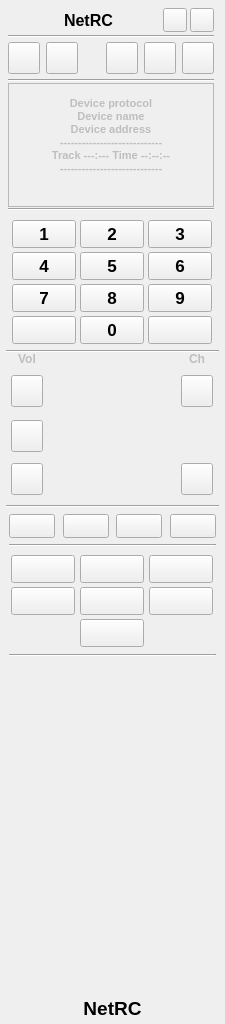
Qt form src/ui/remotecontrol.ui (AceOfSnakes/NetRC) before a commit.
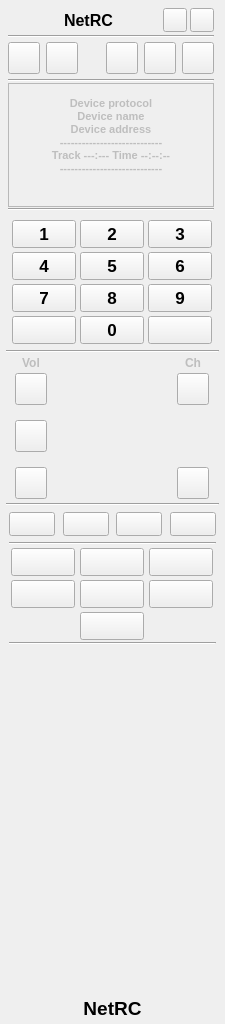
The same form after that commit. Icons and pictures are not drawn.

Diff of the .ui file:
```diff
--- a/src/ui/remotecontrol.ui
+++ b/src/ui/remotecontrol.ui
@@ -1323,7 +1323,7 @@
           <bool>true</bool>
          </property>
          <property name="sizePolicy">
-          <sizepolicy hsizetype="Expanding" vsizetype="Preferred">
+          <sizepolicy hsizetype="Expanding" vsizetype="Fixed">
            <horstretch>0</horstretch>
            <verstretch>0</verstretch>
           </sizepolicy>
@@ -1331,10 +1331,16 @@
          <property name="minimumSize">
           <size>
            <width>0</width>
-           <height>0</height>
+           <height>150</height>
           </size>
          </property>
-         <layout class="QGridLayout" name="gridLayout_2">
+         <property name="maximumSize">
+          <size>
+           <width>16777215</width>
+           <height>150</height>
+          </size>
+         </property>
+         <layout class="QGridLayout" name="gridLayout_2" rowstretch="0,0,0" rowminimumheight="0,0,0">
           <property name="leftMargin">
            <number>0</number>
           </property>
@@ -1356,8 +1362,207 @@
              <enum>QLayout::SizeConstraint::SetMinAndMaxSize</enum>
             </property>
             <property name="spacing">
-             <number>4</number>
+             <number>0</number>
             </property>
+            <item row="2" column="1">
+             <spacer name="verticalSpacer">
+              <property name="orientation">
+               <enum>Qt::Orientation::Vertical</enum>
+              </property>
+              <property name="sizeHint" stdset="0">
+               <size>
+                <width>20</width>
+                <height>40</height>
+               </size>
+              </property>
+             </spacer>
+            </item>
+            <item row="0" column="1">
+             <widget class="QLabel" name="rc_lbl_volume">
+              <property name="enabled">
+               <bool>false</bool>
+              </property>
+              <property name="maximumSize">
+               <size>
+                <width>32</width>
+                <height>12</height>
+               </size>
+              </property>
+              <property name="font">
+               <font>
+                <bold>true</bold>
+               </font>
+              </property>
+              <property name="text">
+               <string>Vol</string>
+              </property>
+              <property name="alignment">
+               <set>Qt::AlignmentFlag::AlignCenter</set>
+              </property>
+             </widget>
+            </item>
+            <item row="1" column="2" rowspan="5" colspan="4">
+             <widget class="QWidget" name="widget" native="true">
+              <property name="sizePolicy">
+               <sizepolicy hsizetype="Fixed" vsizetype="Fixed">
+                <horstretch>0</horstretch>
+                <verstretch>0</verstretch>
+               </sizepolicy>
+              </property>
+              <property name="minimumSize">
+               <size>
+                <width>130</width>
+                <height>130</height>
+               </size>
+              </property>
+              <property name="maximumSize">
+               <size>
+                <width>130</width>
+                <height>130</height>
+               </size>
+              </property>
+              <layout class="QGridLayout" name="gridLayout_5">
+               <property name="leftMargin">
+                <number>0</number>
+               </property>
+               <property name="topMargin">
+                <number>0</number>
+               </property>
+               <property name="rightMargin">
+                <number>0</number>
+               </property>
+               <property name="bottomMargin">
+                <number>0</number>
+               </property>
+               <property name="spacing">
+                <number>0</number>
+               </property>
+               <item row="0" column="0">
+                <layout class="QGridLayout" name="gridLayout_4">
+                 <property name="spacing">
+                  <number>0</number>
+                 </property>
+                </layout>
+               </item>
+              </layout>
+             </widget>
+            </item>
+            <item row="0" column="6">
+             <widget class="QLabel" name="rc_lbl_channel">
+              <property name="enabled">
+               <bool>false</bool>
+              </property>
+              <property name="minimumSize">
+               <size>
+                <width>32</width>
+                <height>0</height>
+               </size>
+              </property>
+              <property name="maximumSize">
+               <size>
+                <width>32</width>
+                <height>12</height>
+               </size>
+              </property>
+              <property name="font">
+               <font>
+                <bold>true</bold>
+                <kerning>true</kerning>
+               </font>
+              </property>
+              <property name="text">
+               <string>Ch</string>
+              </property>
+              <property name="alignment">
+               <set>Qt::AlignmentFlag::AlignCenter</set>
+              </property>
+             </widget>
+            </item>
+            <item row="5" column="6">
+             <widget class="QPushButton" name="rc_btn_chDown">
+              <property name="minimumSize">
+               <size>
+                <width>32</width>
+                <height>32</height>
+               </size>
+              </property>
+              <property name="maximumSize">
+               <size>
+                <width>32</width>
+                <height>32</height>
+               </size>
+              </property>
+              <property name="font">
+               <font>
+                <pointsize>12</pointsize>
+                <bold>true</bold>
+               </font>
+              </property>
+              <property name="toolTip">
+               <string>Channel Down</string>
+              </property>
+              <property name="accessibleDescription">
+               <string>eevfvrfevg</string>
+              </property>
+              <property name="text">
+               <string/>
+              </property>
+              <property name="icon">
+               <iconset resource="../resource.qrc">
+                <normaloff>:/images/nav/circle/down.png</normaloff>:/images/nav/circle/down.png</iconset>
+              </property>
+              <property name="iconSize">
+               <size>
+                <width>20</width>
+                <height>20</height>
+               </size>
+              </property>
+             </widget>
+            </item>
+            <item row="5" column="1">
+             <widget class="QPushButton" name="rc_btn_volDown">
+              <property name="sizePolicy">
+               <sizepolicy hsizetype="Maximum" vsizetype="Fixed">
+                <horstretch>0</horstretch>
+                <verstretch>0</verstretch>
+               </sizepolicy>
+              </property>
+              <property name="minimumSize">
+               <size>
+                <width>32</width>
+                <height>32</height>
+               </size>
+              </property>
+              <property name="maximumSize">
+               <size>
+                <width>32</width>
+                <height>32</height>
+               </size>
+              </property>
+              <property name="font">
+               <font>
+                <pointsize>12</pointsize>
+                <bold>true</bold>
+               </font>
+              </property>
+              <property name="toolTip">
+               <string>Volume Down</string>
+              </property>
+              <property name="text">
+               <string/>
+              </property>
+              <property name="icon">
+               <iconset resource="../resource.qrc">
+                <normaloff>:/images/nav/circle/down.png</normaloff>:/images/nav/circle/down.png</iconset>
+              </property>
+              <property name="iconSize">
+               <size>
+                <width>20</width>
+                <height>20</height>
+               </size>
+              </property>
+             </widget>
+            </item>
             <item row="1" column="1">
              <widget class="QPushButton" name="rc_btn_volUp">
               <property name="minimumSize">
@@ -1396,20 +1601,20 @@
               </property>
              </widget>
             </item>
-            <item row="4" column="3">
-             <spacer name="verticalSpacer_18">
+            <item row="3" column="0">
+             <spacer name="horizontalSpacer_4">
               <property name="orientation">
-               <enum>Qt::Orientation::Vertical</enum>
+               <enum>Qt::Orientation::Horizontal</enum>
               </property>
               <property name="sizeHint" stdset="0">
                <size>
-                <width>20</width>
-                <height>10</height>
+                <width>40</width>
+                <height>20</height>
                </size>
               </property>
              </spacer>
             </item>
-            <item row="2" column="1">
+            <item row="3" column="1">
              <widget class="QPushButton" name="rc_btn_mute">
               <property name="minimumSize">
                <size>
@@ -1441,7 +1646,33 @@
               </property>
              </widget>
             </item>
-            <item row="2" column="5">
+            <item row="3" column="2">
+             <spacer name="horizontalSpacer_14">
+              <property name="orientation">
+               <enum>Qt::Orientation::Horizontal</enum>
+              </property>
+              <property name="sizeHint" stdset="0">
+               <size>
+                <width>40</width>
+                <height>20</height>
+               </size>
+              </property>
+             </spacer>
+            </item>
+            <item row="6" column="3">
+             <spacer name="verticalSpacer_18">
+              <property name="orientation">
+               <enum>Qt::Orientation::Vertical</enum>
+              </property>
+              <property name="sizeHint" stdset="0">
+               <size>
+                <width>20</width>
+                <height>10</height>
+               </size>
+              </property>
+             </spacer>
+            </item>
+            <item row="3" column="5">
              <spacer name="horizontalSpacer_17">
               <property name="orientation">
                <enum>Qt::Orientation::Horizontal</enum>
@@ -1454,75 +1685,7 @@
               </property>
              </spacer>
             </item>
-            <item row="3" column="1">
-             <widget class="QPushButton" name="rc_btn_volDown">
-              <property name="sizePolicy">
-               <sizepolicy hsizetype="Maximum" vsizetype="Fixed">
-                <horstretch>0</horstretch>
-                <verstretch>0</verstretch>
-               </sizepolicy>
-              </property>
-              <property name="minimumSize">
-               <size>
-                <width>32</width>
-                <height>32</height>
-               </size>
-              </property>
-              <property name="maximumSize">
-               <size>
-                <width>32</width>
-                <height>32</height>
-               </size>
-              </property>
-              <property name="font">
-               <font>
-                <pointsize>12</pointsize>
-                <bold>true</bold>
-               </font>
-              </property>
-              <property name="toolTip">
-               <string>Volume Down</string>
-              </property>
-              <property name="text">
-               <string/>
-              </property>
-              <property name="icon">
-               <iconset resource="../resource.qrc">
-                <normaloff>:/images/nav/circle/down.png</normaloff>:/images/nav/circle/down.png</iconset>
-              </property>
-              <property name="iconSize">
-               <size>
-                <width>20</width>
-                <height>20</height>
-               </size>
-              </property>
-             </widget>
-            </item>
-            <item row="0" column="1">
-             <widget class="QLabel" name="rc_lbl_volume">
-              <property name="enabled">
-               <bool>false</bool>
-              </property>
-              <property name="maximumSize">
-               <size>
-                <width>32</width>
-                <height>12</height>
-               </size>
-              </property>
-              <property name="font">
-               <font>
-                <bold>true</bold>
-               </font>
-              </property>
-              <property name="text">
-               <string>Vol</string>
-              </property>
-              <property name="alignment">
-               <set>Qt::AlignmentFlag::AlignCenter</set>
-              </property>
-             </widget>
-            </item>
-            <item row="2" column="7">
+            <item row="3" column="7">
              <spacer name="horizontalSpacer_12">
               <property name="orientation">
                <enum>Qt::Orientation::Horizontal</enum>
@@ -1535,19 +1698,6 @@
               </property>
              </spacer>
             </item>
-            <item row="2" column="2">
-             <spacer name="horizontalSpacer_14">
-              <property name="orientation">
-               <enum>Qt::Orientation::Horizontal</enum>
-              </property>
-              <property name="sizeHint" stdset="0">
-               <size>
-                <width>40</width>
-                <height>20</height>
-               </size>
-              </property>
-             </spacer>
-            </item>
             <item row="1" column="6">
              <widget class="QPushButton" name="rc_btn_chUp">
               <property name="sizePolicy">
@@ -1592,150 +1742,35 @@
               </property>
              </widget>
             </item>
-            <item row="2" column="0">
-             <spacer name="horizontalSpacer_4">
+            <item row="4" column="1">
+             <spacer name="verticalSpacer_2">
               <property name="orientation">
-               <enum>Qt::Orientation::Horizontal</enum>
+               <enum>Qt::Orientation::Vertical</enum>
               </property>
               <property name="sizeHint" stdset="0">
                <size>
-                <width>40</width>
-                <height>20</height>
-               </size>
-              </property>
-             </spacer>
-            </item>
-            <item row="3" column="6">
-             <widget class="QPushButton" name="rc_btn_chDown">
-              <property name="minimumSize">
-               <size>
-                <width>32</width>
-                <height>32</height>
-               </size>
-              </property>
-              <property name="maximumSize">
-               <size>
-                <width>32</width>
-                <height>32</height>
-               </size>
-              </property>
-              <property name="font">
-               <font>
-                <pointsize>12</pointsize>
-                <bold>true</bold>
-               </font>
-              </property>
-              <property name="toolTip">
-               <string>Channel Down</string>
-              </property>
-              <property name="accessibleDescription">
-               <string>eevfvrfevg</string>
-              </property>
-              <property name="text">
-               <string/>
-              </property>
-              <property name="icon">
-               <iconset resource="../resource.qrc">
-                <normaloff>:/images/nav/circle/down.png</normaloff>:/images/nav/circle/down.png</iconset>
-              </property>
-              <property name="iconSize">
-               <size>
                 <width>20</width>
-                <height>20</height>
+                <height>40</height>
                </size>
               </property>
-             </widget>
+             </spacer>
             </item>
             <item row="0" column="3">
              <spacer name="verticalSpacer_17">
               <property name="orientation">
                <enum>Qt::Orientation::Vertical</enum>
               </property>
+              <property name="sizeType">
+               <enum>QSizePolicy::Policy::Fixed</enum>
+              </property>
               <property name="sizeHint" stdset="0">
                <size>
                 <width>20</width>
-                <height>25</height>
+                <height>20</height>
                </size>
               </property>
              </spacer>
             </item>
-            <item row="0" column="6">
-             <widget class="QLabel" name="rc_lbl_channel">
-              <property name="enabled">
-               <bool>false</bool>
-              </property>
-              <property name="minimumSize">
-               <size>
-                <width>32</width>
-                <height>0</height>
-               </size>
-              </property>
-              <property name="maximumSize">
-               <size>
-                <width>32</width>
-                <height>12</height>
-               </size>
-              </property>
-              <property name="font">
-               <font>
-                <bold>true</bold>
-                <kerning>true</kerning>
-               </font>
-              </property>
-              <property name="text">
-               <string>Ch</string>
-              </property>
-              <property name="alignment">
-               <set>Qt::AlignmentFlag::AlignCenter</set>
-              </property>
-             </widget>
-            </item>
-            <item row="1" column="2" rowspan="3" colspan="4">
-             <widget class="QWidget" name="widget" native="true">
-              <property name="sizePolicy">
-               <sizepolicy hsizetype="Fixed" vsizetype="Fixed">
-                <horstretch>0</horstretch>
-                <verstretch>0</verstretch>
-               </sizepolicy>
-              </property>
-              <property name="minimumSize">
-               <size>
-                <width>130</width>
-                <height>130</height>
-               </size>
-              </property>
-              <property name="maximumSize">
-               <size>
-                <width>130</width>
-                <height>130</height>
-               </size>
-              </property>
-              <layout class="QGridLayout" name="gridLayout_5">
-               <property name="leftMargin">
-                <number>0</number>
-               </property>
-               <property name="topMargin">
-                <number>0</number>
-               </property>
-               <property name="rightMargin">
-                <number>0</number>
-               </property>
-               <property name="bottomMargin">
-                <number>0</number>
-               </property>
-               <property name="spacing">
-                <number>0</number>
-               </property>
-               <item row="0" column="0">
-                <layout class="QGridLayout" name="gridLayout_4">
-                 <property name="spacing">
-                  <number>0</number>
-                 </property>
-                </layout>
-               </item>
-              </layout>
-             </widget>
-            </item>
            </layout>
           </item>
          </layout>
@@ -1964,7 +1999,7 @@
     <item>
      <widget class="QWidget" name="navigateWidget" native="true">
       <property name="sizePolicy">
-       <sizepolicy hsizetype="Preferred" vsizetype="Preferred">
+       <sizepolicy hsizetype="Preferred" vsizetype="Fixed">
         <horstretch>0</horstretch>
         <verstretch>0</verstretch>
        </sizepolicy>
@@ -1972,13 +2007,13 @@
       <property name="minimumSize">
        <size>
         <width>0</width>
-        <height>110</height>
+        <height>100</height>
        </size>
       </property>
       <property name="maximumSize">
        <size>
         <width>16777215</width>
-        <height>16777215</height>
+        <height>100</height>
        </size>
       </property>
       <layout class="QVBoxLayout" name="verticalLayout_5">
```
Left out of the diff: 2 changed lines with no effect on the pictures.
